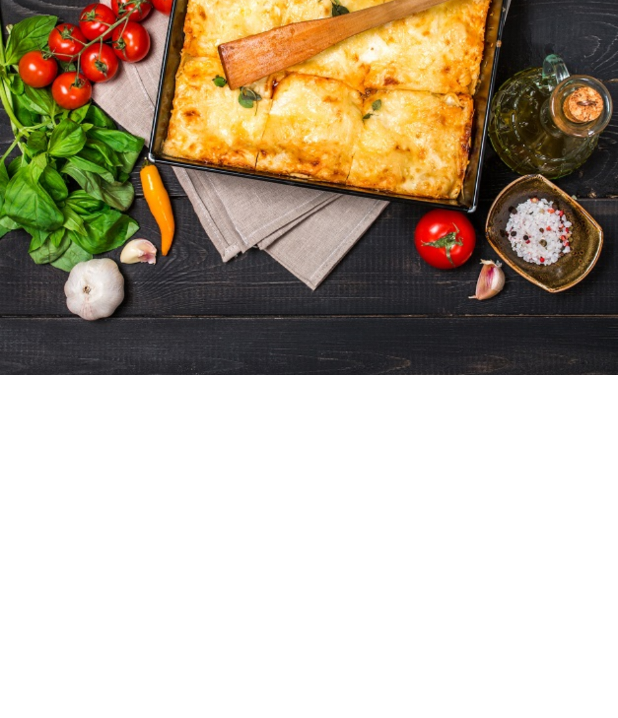
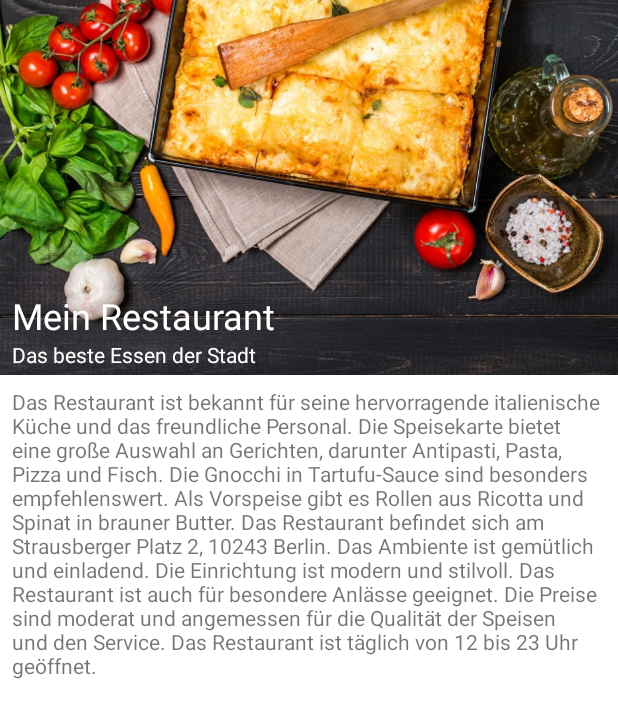
Before and after one commit to SoftdeveloperNeumann/OrderApp230405, an Android app: the layout fragment_main.xml on its own in the app's theme, with its tools: preview values and no code run, on a phone screen of 412 x 824 dp. Shown: the top 718 px of the screen. Run offline under Robolectric (Android 15) with nearby library versions, the phone set to English and light mode, and no system bars.

Commit message:
Layout und Strings für MainFragment fertig

```diff
--- a/app/src/main/res/layout/fragment_main.xml
+++ b/app/src/main/res/layout/fragment_main.xml
@@ -2,9 +2,15 @@
 <ScrollView xmlns:android="http://schemas.android.com/apk/res/android"
     xmlns:app="http://schemas.android.com/apk/res-auto"
     xmlns:tools="http://schemas.android.com/tools"
+    android:id="@+id/view"
     android:layout_width="match_parent"
     android:layout_height="match_parent"
-    tools:context=".ui.fragment.MainFragment" >
+    tools:context=".ui.fragment.MainFragment">
+
+    <LinearLayout
+        android:layout_width="match_parent"
+        android:layout_height="wrap_content"
+        android:orientation="vertical">
 
         <FrameLayout
             android:layout_width="match_parent"
@@ -14,12 +20,45 @@
                 android:id="@+id/imageView2"
                 android:layout_width="match_parent"
                 android:layout_height="250dp"
+                android:contentDescription="@string/titelbild"
                 android:scaleType="centerCrop"
                 android:src="@drawable/restaurant" />
 
             <LinearLayout
                 android:layout_width="match_parent"
                 android:layout_height="match_parent"
-            android:orientation="vertical"></LinearLayout>
+                android:layout_marginStart="8dp"
+                android:layout_marginBottom="4dp"
+                android:gravity="bottom|start"
+                android:orientation="vertical">
+
+                <TextView
+                    android:id="@+id/tv_rest_titel"
+                    android:layout_width="match_parent"
+                    android:layout_height="wrap_content"
+                    android:text="@string/restaurant_name"
+                    android:textColor="@color/white"
+                    android:textSize="24sp" />
+
+                <TextView
+                    android:id="@+id/tv_rest_subtitel"
+                    android:layout_width="match_parent"
+                    android:layout_height="wrap_content"
+                    android:text="@string/retaurant_slogan"
+                    android:textColor="@color/white" />
+            </LinearLayout>
+
+
         </FrameLayout>
+
+        <TextView
+            android:id="@+id/tv_main_content"
+            android:layout_width="match_parent"
+            android:layout_height="wrap_content"
+            android:padding="8dp"
+            android:text="@string/main_content" />
+
+    </LinearLayout>
+
+
 </ScrollView>
--- a/app/src/main/res/values/strings.xml
+++ b/app/src/main/res/values/strings.xml
@@ -2,4 +2,13 @@
     <string name="app_name">OrderApp230405</string>
     <!-- TODO: Remove or change this placeholder text -->
     <string name="hello_blank_fragment">Hello blank fragment</string>
+    <string name="restaurant_name">Mein Restaurant</string>
+    <string name="retaurant_slogan">Das beste Essen der Stadt</string>
+    <string name="main_content">Das Restaurant ist bekannt für seine hervorragende italienische Küche und das freundliche Personal. Die Speisekarte bietet eine große Auswahl an Gerichten, darunter Antipasti, Pasta, Pizza und Fisch. Die Gnocchi in Tartufu-Sauce sind besonders empfehlenswert. Als Vorspeise gibt es Rollen aus Ricotta und Spinat in brauner Butter. Das Restaurant befindet sich am Strausberger Platz 2, 10243 Berlin.
+
+Das Ambiente ist gemütlich und einladend. Die Einrichtung ist modern und stilvoll. Das Restaurant ist auch für besondere Anlässe geeignet.
+
+Die Preise sind moderat und angemessen für die Qualität der Speisen und den Service. Das Restaurant ist täglich von 12 bis 23 Uhr geöffnet.
+    </string>
+    <string name="titelbild">Titelbild</string>
 </resources>
```
Lines whose indentation alone changed are shown as unchanged.
